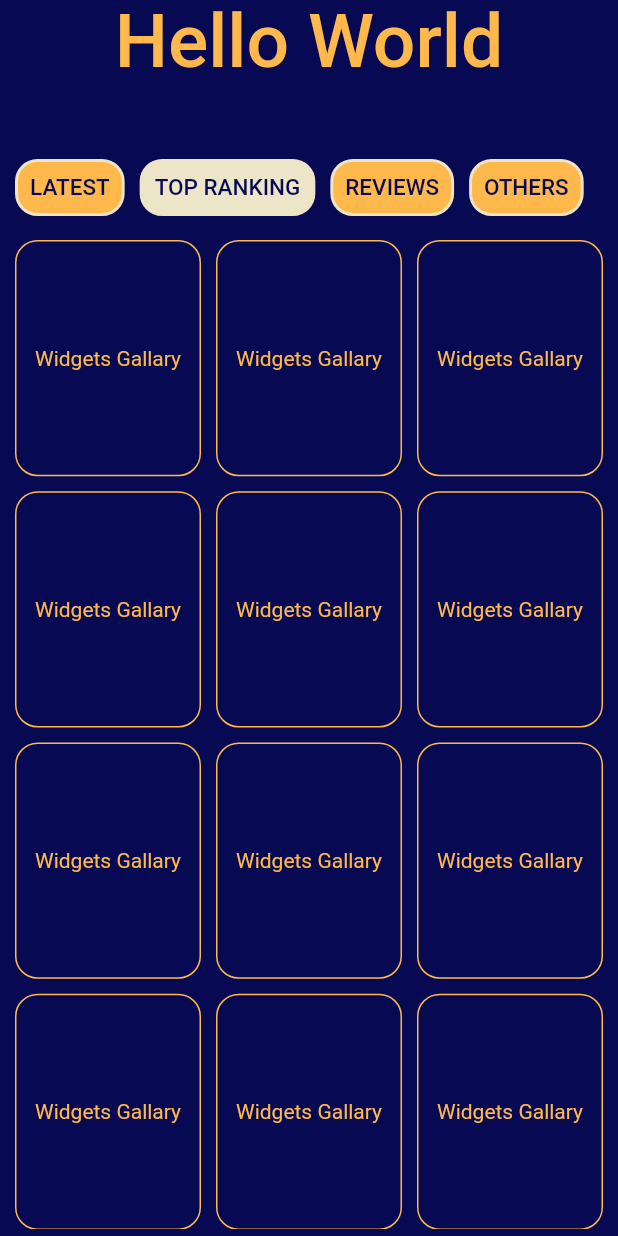
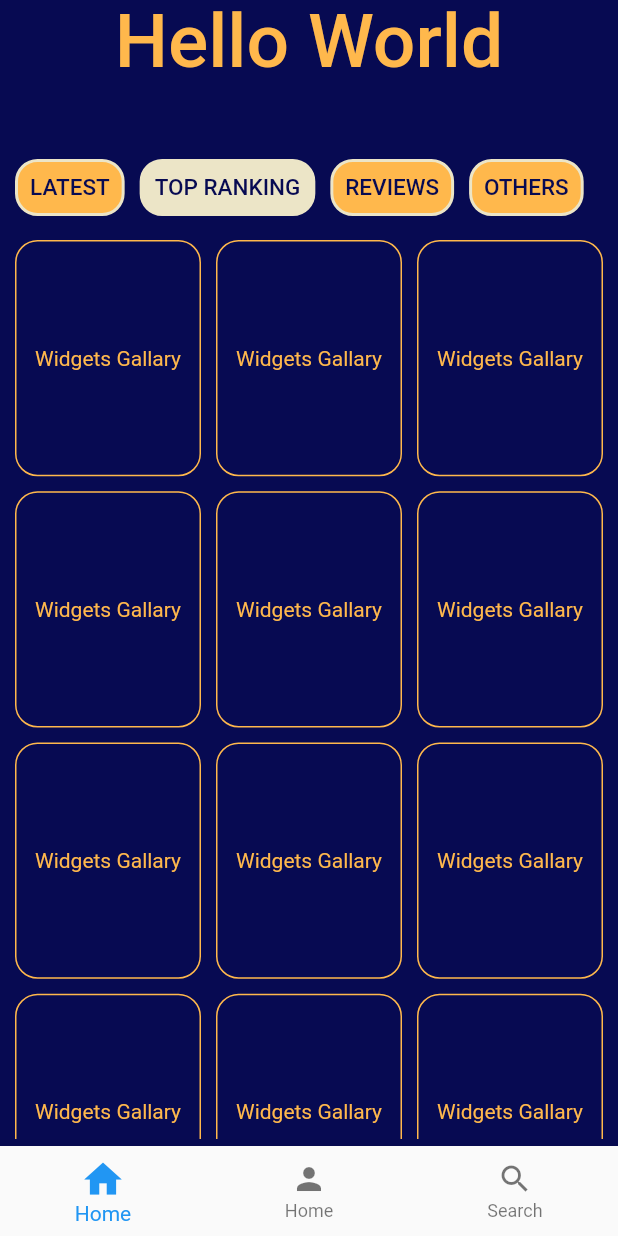
Before and after one commit to nazrul78/flutter_widgets_gallery, a Flutter app: the screen it shows after launch, on a phone screen of 412 x 824 dp. Run offline on Flutter 3.47's test engine with Material 2 defaults, Android fonts, the light colour scheme and no system bars; our stand-ins replace flutter_staggered_animations, get, loading_animation_widget; statements that could not run were skipped.

Commit message:
Update somethins

```diff
--- a/lib/src/pages/abc.dart
+++ b/lib/src/pages/abc.dart
@@ -1,3 +1,5 @@
+import 'dart:developer';
+
 import 'package:flutter/material.dart';
 import 'package:flutter/rendering.dart';
 import 'package:get/get.dart';
@@ -136,6 +138,9 @@ class _MyHomePageState extends State<MyHomePage>
         width: Get.width,
         child: _show
             ? BottomNavigationBar(
+                onTap: (value) {
+                  log('$value >>>>>>>>>>>>>>>>>>>');
+                },
                 currentIndex: 0, // this will be set when a new tab is tapped
                 items: [
                   BottomNavigationBarItem(
--- a/lib/src/pages/home_page.dart
+++ b/lib/src/pages/home_page.dart
@@ -18,6 +18,8 @@ class _HomePageState extends State<HomePage> {
   ScrollController _scrollController = ScrollController();
   bool isScrollingDown = false;
   bool isAppBarShow = true;
+  double bottomBarHeight = 60;
+  int currentIndex = 0;
   final countries = [
     'LATEST',
     'TOP RANKING',
@@ -70,6 +72,106 @@ class _HomePageState extends State<HomePage> {
       //         backgroundColor: AppThemeColors.AppBarColor1,
       //       )
       //     : null,
+
+      // bottomNavigationBar: AnimatedContainer(
+      //   height: isAppBarShow ? bottomBarHeight : 0.0,
+      //   duration: Duration(milliseconds: 200),
+      //   //  height: bottomBarHeight,
+      //   width: Get.width,
+      //   child: isAppBarShow
+      //       ? BottomNavigationBar(
+      //           onTap: (value) {
+      //             setState(() {
+      //               currentIndex = value;
+      //             });
+      //           },
+      //           currentIndex:
+      //               currentIndex, // this will be set when a new tab is tapped
+      //           items: [
+      //             BottomNavigationBarItem(
+      //               label: 'Home',
+      //               tooltip: 'Profile',
+      //               icon: Icon(Icons.home),
+      //               activeIcon: Icon(
+      //                 Icons.home,
+      //                 size: 30,
+      //                 // color: Colors.redAccent,
+      //               ),
+      //             ),
+      //             BottomNavigationBarItem(
+      //               label: 'Home',
+      //               tooltip: 'Profile',
+      //               icon: Icon(Icons.person),
+      //               activeIcon: Icon(
+      //                 Icons.person,
+      //                 size: 30,
+      //                 // color: Colors.redAccent,
+      //               ),
+      //             ),
+      //             BottomNavigationBarItem(
+      //               label: 'Search',
+      //               icon: Icon(Icons.search),
+      //               activeIcon: Icon(
+      //                 Icons.search,
+      //                 size: 30,
+      //                 // color: Colors.redAccent,
+      //               ),
+      //             )
+      //           ],
+      //         )
+      //       : Container(
+      //           color: Colors.white,
+      //           width: Get.width,
+      //         ),
+      // ),
+
+      bottomNavigationBar: isAppBarShow
+          ? Container(
+              height: bottomBarHeight,
+              width: Get.width,
+              child: BottomNavigationBar(
+                onTap: (value) {
+                  setState(() {
+                    currentIndex = value;
+                  });
+                },
+                currentIndex:
+                    currentIndex, // this will be set when a new tab is tapped
+                items: [
+                  BottomNavigationBarItem(
+                    label: 'Home',
+                    tooltip: 'Profile',
+                    icon: Icon(Icons.home),
+                    activeIcon: Icon(
+                      Icons.home,
+                      size: 30,
+                      // color: Colors.redAccent,
+                    ),
+                  ),
+                  BottomNavigationBarItem(
+                    label: 'Home',
+                    tooltip: 'Profile',
+                    icon: Icon(Icons.person),
+                    activeIcon: Icon(
+                      Icons.person,
+                      size: 30,
+                      // color: Colors.redAccent,
+                    ),
+                  ),
+                  BottomNavigationBarItem(
+                    label: 'Search',
+                    icon: Icon(Icons.search),
+                    activeIcon: Icon(
+                      Icons.search,
+                      size: 30,
+                      // color: Colors.redAccent,
+                    ),
+                  )
+                ],
+              ),
+            )
+          : null,
+
       body: SafeArea(
         child: Column(
           children: <Widget>[
@@ -191,6 +293,52 @@ class _HomePageState extends State<HomePage> {
                 // ),
               ),
             ),
+            // AnimatedContainer(
+            //   height: isAppBarShow ? bottomBarHeight : 0.0,
+            //   duration: Duration(milliseconds: 200),
+            //   //  height: bottomBarHeight,
+            //   width: Get.width,
+            //   child: BottomNavigationBar(
+            //     onTap: (value) {
+            //       setState(() {
+            //         currentIndex = value;
+            //       });
+            //     },
+            //     currentIndex:
+            //         currentIndex, // this will be set when a new tab is tapped
+            //     items: [
+            //       BottomNavigationBarItem(
+            //         label: 'Home',
+            //         tooltip: 'Profile',
+            //         icon: Icon(Icons.home),
+            //         activeIcon: Icon(
+            //           Icons.home,
+            //           size: 30,
+            //           // color: Colors.redAccent,
+            //         ),
+            //       ),
+            //       BottomNavigationBarItem(
+            //         label: 'Home',
+            //         tooltip: 'Profile',
+            //         icon: Icon(Icons.person),
+            //         activeIcon: Icon(
+            //           Icons.person,
+            //           size: 30,
+            //           // color: Colors.redAccent,
+            //         ),
+            //       ),
+            //       BottomNavigationBarItem(
+            //         label: 'Search',
+            //         icon: Icon(Icons.search),
+            //         activeIcon: Icon(
+            //           Icons.search,
+            //           size: 30,
+            //           // color: Colors.redAccent,
+            //         ),
+            //       )
+            //     ],
+            //   ),
+            // ),
           ],
         ),
       ),
```
